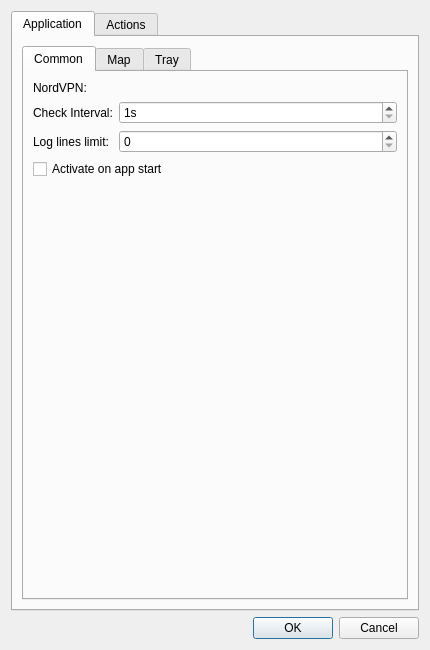
Before: the Qt Designer form src/settings/settingsdialog.ui in sendevent/yangl, drawn with Qt 5.
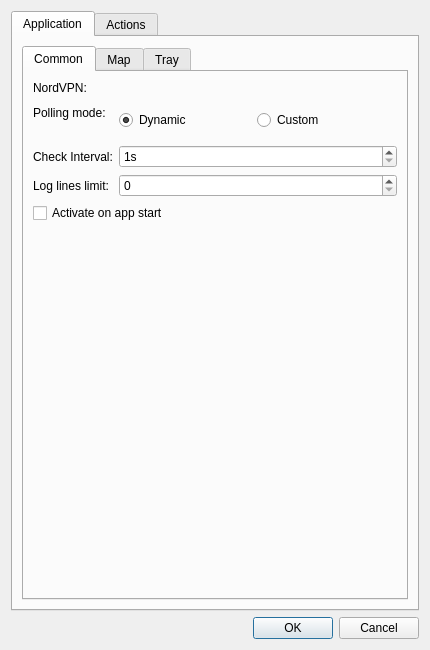
After: the same form once the commit is applied. Custom widgets are drawn as their Qt base class.

Commit message: Save PollingMode setting with UI and tests

```diff
--- a/src/settings/settingsdialog.ui
+++ b/src/settings/settingsdialog.ui
@@ -42,13 +42,46 @@
             <widget class="AppPathEditor" name="leNVPNPath" native="true"/>
            </item>
            <item row="1" column="0">
+            <widget class="QLabel" name="labelPollingMode">
+             <property name="text">
+              <string>Polling mode:</string>
+             </property>
+            </widget>
+           </item>
+           <item row="1" column="1">
+            <widget class="QWidget" name="pollingModeWidget" native="true">
+             <layout class="QHBoxLayout" name="pollingModeLayout">
+              <property name="leftMargin">
+               <number>0</number>
+              </property>
+              <item>
+               <widget class="QRadioButton" name="rbPollingDynamic">
+                <property name="text">
+                 <string>Dynamic</string>
+                </property>
+                <property name="checked">
+                 <bool>true</bool>
+                </property>
+               </widget>
+              </item>
+              <item>
+               <widget class="QRadioButton" name="rbPollingCustom">
+                <property name="text">
+                 <string>Custom</string>
+                </property>
+               </widget>
+              </item>
+             </layout>
+            </widget>
+           </item>
+           <item row="2" column="0">
             <widget class="QLabel" name="label_2">
              <property name="text">
               <string>Check Interval:</string>
              </property>
             </widget>
            </item>
-           <item row="1" column="1">
+           <item row="2" column="1">
             <widget class="QSpinBox" name="spinBoxInterval">
              <property name="suffix">
               <string>s</string>
@@ -61,28 +94,28 @@
              </property>
             </widget>
            </item>
-           <item row="2" column="0">
+           <item row="3" column="0">
             <widget class="QLabel" name="label_4">
              <property name="text">
               <string>Log lines limit:</string>
              </property>
             </widget>
            </item>
-           <item row="2" column="1">
+           <item row="3" column="1">
             <widget class="QSpinBox" name="spinBoxLogLines">
              <property name="maximum">
               <number>10000</number>
              </property>
             </widget>
            </item>
-           <item row="3" column="0" colspan="2">
+           <item row="4" column="0" colspan="2">
             <widget class="QCheckBox" name="checkBoxAutoActive">
              <property name="text">
               <string>Activate on app start</string>
              </property>
             </widget>
            </item>
-           <item row="4" column="0">
+           <item row="5" column="0">
             <spacer name="verticalSpacer_3">
              <property name="orientation">
               <enum>Qt::Vertical</enum>
```
The commit also changes 5 other files.
